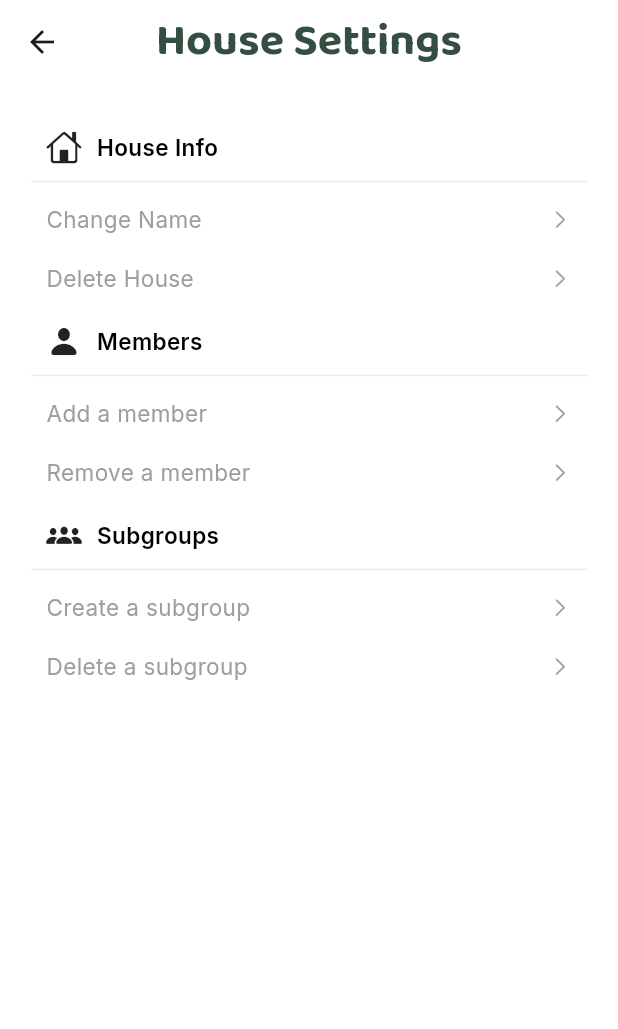
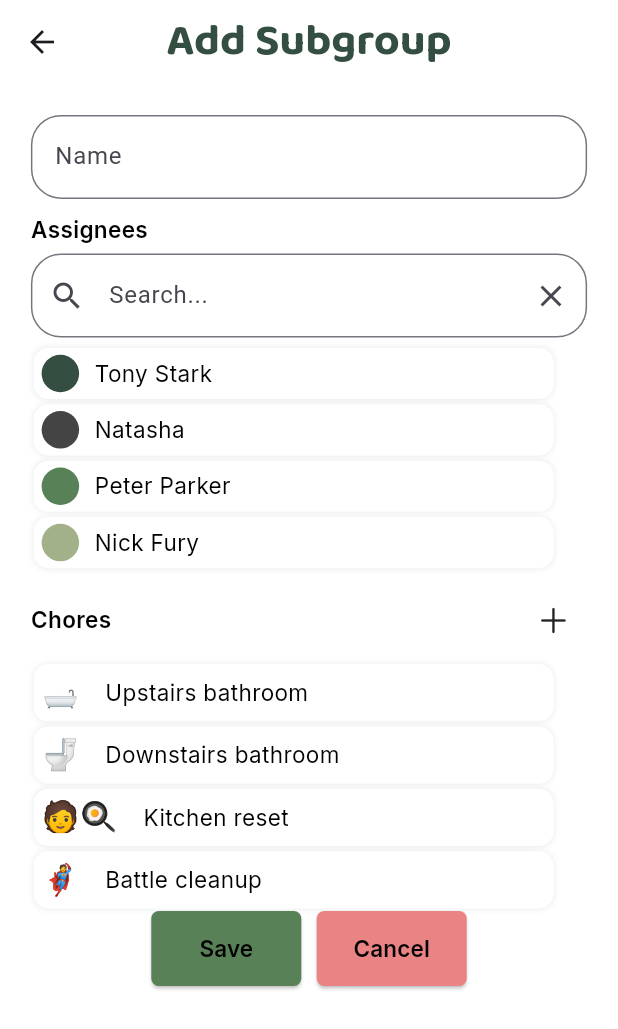
Before and after one commit to sonyaouthred/Divvy, a Flutter app: the HouseSettings screen opened directly, after a tap on "Create a subgroup", on a phone screen of 412 x 824 dp. Shown: the top 1029 px of the screen. Run offline on Flutter 3.47's test engine with Material 3 defaults, Android fonts, the light colour scheme and no system bars; our stand-ins replace firebase_auth, firebase_core, google_fonts, image_picker, jiffy, page_transition; accounts and stored records are empty.

Commit message:
Completed subgroup add screen and connected to house screens

```diff
--- a/lib/models/divvy_theme.dart
+++ b/lib/models/divvy_theme.dart
@@ -16,6 +16,7 @@ class DivvyTheme {
   static const Color darkGrey = Color(0xFF444444);
   static const Color darkBeige = Color(0xFFC1BDB4);
   static const Color brightRed = Color(0xFFFF0000);
+   static const Color lightRed = Color(0xFFEA8484);
   static const Color darkRed = Color(0xFFA70000);
   static const Color shadow = Color(0xFFEAEBED);
 
@@ -138,6 +139,15 @@ class DivvyTheme {
     ],
   );
 
+  static BoxDecoration box(Color color) => BoxDecoration(
+    color: DivvyTheme.white,
+    border: BoxBorder.all(color: color, width: 2),
+    borderRadius: BorderRadius.circular(10),
+    boxShadow: [
+      BoxShadow(color: DivvyTheme.shadow, blurRadius: 3, spreadRadius: 0),
+    ],
+  );
+
   static BoxDecoration circleWhite = BoxDecoration(
     color: DivvyTheme.white,
     shape: BoxShape.circle,
--- a/lib/screens/house_screen.dart
+++ b/lib/screens/house_screen.dart
@@ -7,6 +7,7 @@ import 'package:divvy/models/member.dart';
 import 'package:divvy/models/subgroup.dart';
 import 'package:divvy/providers/divvy_provider.dart';
 import 'package:divvy/screens/house_settings.dart';
+import 'package:divvy/screens/subgroup_add.dart';
 import 'package:divvy/screens/subgroup_screen.dart';
 import 'package:divvy/widgets/leaderboard.dart';
 import 'package:flutter/cupertino.dart';
@@ -248,7 +249,10 @@ class _HouseState extends State<House> {
   /// Will trigger the screen to add a subgroup
   void _addSubgroup(BuildContext context) {
     print('Adding subgroup');
-    return;
+    Navigator.of(
+      context,
+    ).push(MaterialPageRoute(builder: (context) => SubgroupAdd()));
+    //return;
   }
 
   /// Will trigger the screen to add a roommate
--- a/lib/screens/house_settings.dart
+++ b/lib/screens/house_settings.dart
@@ -2,6 +2,7 @@ import 'package:divvy/models/divvy_theme.dart';
 import 'package:divvy/models/subgroup.dart';
 import 'package:divvy/providers/divvy_provider.dart';
 import 'package:divvy/screens/chores.dart';
+import 'package:divvy/screens/subgroup_add.dart';
 import 'package:divvy/util/dialogs.dart';
 import 'package:flutter/cupertino.dart';
 import 'package:flutter/material.dart';
@@ -150,6 +151,9 @@ class _HouseSettingsState extends State<HouseSettings> {
   void _createSubgroup(BuildContext context) {
     // TODO: navigate to subgroup screen
     print('Adding subgroup...');
+    Navigator.of(
+      context,
+    ).push(MaterialPageRoute(builder: (context) => SubgroupAdd()));
   }
 
   /// Choose a subgroup to delete, then confirm user wants to delete them
--- /dev/null
+++ b/lib/screens/subgroup_add.dart
@@ -0,0 +1,338 @@
+import 'package:divvy/models/chore.dart';
+import 'package:divvy/models/divvy_theme.dart';
+import 'package:divvy/models/member.dart';
+import 'package:divvy/providers/divvy_provider.dart';
+import 'package:flutter/cupertino.dart';
+import 'package:flutter/material.dart';
+import 'package:provider/provider.dart';
+
+class SubgroupAdd extends StatefulWidget {
+  const SubgroupAdd({super.key});
+
+  @override
+  State<SubgroupAdd> createState() => _SubgroupAddState();
+}
+
+class _SubgroupAddState extends State<SubgroupAdd> {
+  late List<Member> _members;
+  late List<Chore> _chores;
+  List<Member> _displayMembers = [];
+  final List<Member> _subgroupMember = [];
+  final List<Chore> _subgroupChore = [];
+  final TextEditingController _searchController = TextEditingController();
+  final TextEditingController _nameController = TextEditingController();
+  String _name = '';
+
+
+  @override
+  void initState() {
+    super.initState();
+    final providerRef = Provider.of<DivvyProvider>(context, listen: false);
+    _members = providerRef.members;
+    _chores = providerRef.chores;
+    _displayMembers.addAll(_members);
+  }
+
+  @override
+  Widget build(BuildContext context) {
+    final width = MediaQuery.of(context).size.width;
+    final spacing = width * 0.05;
+    return Scaffold(
+      backgroundColor: DivvyTheme.background,
+      appBar: AppBar(
+        title: Text('Add Subgroup', style: DivvyTheme.screenTitle),
+        centerTitle: true,
+        scrolledUnderElevation: 0,
+        backgroundColor: DivvyTheme.background,
+      ),
+      body: SizedBox.expand(
+        child: Container(
+          padding: EdgeInsets.all(spacing),
+          child: SingleChildScrollView(
+            child: Consumer<DivvyProvider>(
+              builder: (context, provider, child) {
+                _members = provider.members;
+                _chores = provider.chores;
+                return Column(
+                  mainAxisSize: MainAxisSize.min,
+                  children: [
+                    _nameInput(),
+                    SizedBox(height: spacing / 2),
+                    _displayAssignees(spacing),
+                    SizedBox(height: spacing / 2),
+                    _displayChores(spacing),
+                    _buttons(spacing)
+                    ],
+                );
+              },
+            ),
+          ),
+        ),
+      ),
+    );
+  }
+
+  ///////////////////////////// Widgets /////////////////////////////
+
+  // widget for name input
+
+  // Widget for displaying assignees
+  Widget _displayAssignees(double spacing) {
+    // Return view of subgroup chores
+    return Column(
+      children: [
+        Row(
+          mainAxisAlignment: MainAxisAlignment.spaceBetween,
+          children: [Text('Assignees', style: DivvyTheme.bodyBoldBlack)],
+        ),
+        SizedBox(height: spacing / 4),
+        _searchInput(),
+        SizedBox(height: spacing / 4),
+        // Display the chore tiles for all chores due today
+        // List of subgroups
+        ListView.builder(
+          itemCount: _displayMembers.length,
+          shrinkWrap: true,
+          physics: NeverScrollableScrollPhysics(),
+          itemBuilder: (BuildContext context, int index) {
+            bool isLast = false;
+            if (index == _displayMembers.length - 1) isLast = true;
+            // Render the member's profile picture and name
+            return Padding(
+              padding: EdgeInsets.all(spacing / 12),
+              child: _memberTile(
+                member: _displayMembers[index],
+                spacing: spacing,
+                isLast: isLast,
+              ),
+            );
+          },
+        ),
+      ],
+    );
+  }
+
+  /// Displays the tile for a subgroup with their
+  /// image and name
+  Widget _memberTile({
+    required Member member,
+    required double spacing,
+    required bool isLast,
+  }) {
+    bool inList = _subgroupMember.contains(member);
+
+    return Padding(
+      padding: EdgeInsets.only(right: spacing),
+      child: InkWell(
+        onTap: () => setState(() {
+          inList ? _subgroupMember.remove(member) : _subgroupMember.add(member);
+        }),
+        child: Container(
+          decoration: DivvyTheme.box(
+            inList ? DivvyTheme.mediumGreen : DivvyTheme.white,
+          ),
+          child: Column(
+            children: [
+              SizedBox(height: spacing / 8),
+              Row(
+                mainAxisAlignment: MainAxisAlignment.spaceBetween,
+                children: [
+                  // User profile image
+                  Row(
+                    children: [
+                      SizedBox(width: spacing / 6),
+                      Container(
+                        decoration: DivvyTheme.profileCircle(
+                          member.profilePicture,
+                        ),
+                        height: 25,
+                        width: 25,
+                      ),
+                      SizedBox(width: spacing / 2),
+                      Text(member.name, style: DivvyTheme.bodyBlack),
+                    ],
+                  ),
+                ],
+              ),
+              SizedBox(height: spacing / 8),
+            ],
+          ),
+        ),
+      ),
+    );
+  }
+
+  // Search input
+  Widget _searchInput() {
+    return TextField(
+      controller: _searchController,
+      decoration: InputDecoration(
+        hintText: 'Search...',
+        // Add a clear button to the search bar
+        suffixIcon: IconButton(
+          icon: Icon(Icons.clear),
+          onPressed: () => setState(() {
+            _displayMembers = _members;
+            _searchController.clear();
+          }),
+        ),
+        // Add a search icon or button to the search bar
+        prefixIcon: IconButton(
+          icon: Icon(Icons.search),
+          onPressed: () => setState(() {
+            // Perform the search here
+            _displayMembers = _members
+                .where((member) => member.name.contains(_searchController.text))
+                .toList();
+          }),
+        ),
+        border: OutlineInputBorder(borderRadius: BorderRadius.circular(20.0)),
+      ),
+      onSubmitted: (String text) => setState(() {
+            // Perform the search here
+            _displayMembers = _members
+                .where((member) => member.name.contains(text))
+                .toList();
+          }),
+    );
+  }
+
+  // Name controller
+  Widget _nameInput() {
+    return TextField(
+      controller: _nameController,
+      decoration: InputDecoration(
+        labelText: 'Name',
+        border: OutlineInputBorder(borderRadius: BorderRadius.circular(20.0)),
+      ),
+      onSubmitted: (String text) => setState(() {
+            // Adding text
+            _name = text;
+          }),
+    );
+  }
+
+  // Chore input
+   Widget _displayChores(double spacing) {
+    // Return view of subgroup chores
+    return Column(
+      children: [
+        Row(
+          mainAxisAlignment: MainAxisAlignment.spaceBetween,
+          children: [
+            Text('Chores', style: DivvyTheme.bodyBoldBlack),
+            InkWell(
+              onTap: () => _addChore(context),
+              child: SizedBox(
+                height: 45,
+                width: 45,
+                child: Icon(CupertinoIcons.add),
+              ),
+            )
+          ],
+        ),
+        SizedBox(height: spacing / 4),
+        // Display the chore tiles for all chores due today
+        // List of subgroups
+        ListView.builder(
+          itemCount: _chores.length,
+          shrinkWrap: true,
+          physics: NeverScrollableScrollPhysics(),
+          itemBuilder: (BuildContext context, int index) {
+            bool isLast = false;
+            if (index == _chores.length - 1) isLast = true;
+            // Render the member's profile picture and name
+            return Padding(
+              padding: EdgeInsets.all(spacing / 12),
+              child: _choreTile(
+                chore: _chores[index],
+                spacing: spacing,
+                isLast: isLast,
+              ),
+            );
+          },
+        ),
+      ],
+    );
+   }
+
+   // Chores tile
+    Widget _choreTile({
+    required Chore chore,
+    required double spacing,
+    required bool isLast,
+  }) {
+    bool inList = _subgroupChore.contains(chore);
+
+    return Padding(
+      padding: EdgeInsets.only(right: spacing),
+      child: InkWell(
+        onTap: () => setState(() {
+          inList ? _subgroupChore.remove(chore) : _subgroupChore.add(chore);
+        }),
+        child: Container(
+          decoration: DivvyTheme.box(
+            inList ? DivvyTheme.mediumGreen : DivvyTheme.white,
+          ),
+          child: Column(
+            children: [
+              SizedBox(height: spacing / 8),
+              Row(
+                mainAxisAlignment: MainAxisAlignment.spaceBetween,
+                children: [
+                  // User profile image
+                  Row(
+                    children: [
+                      SizedBox(width: spacing / 6),
+                      Text(chore.emoji, style: TextStyle(fontSize: 20)),
+                      SizedBox(width: spacing / 1.2),
+                      Text(chore.name, style: DivvyTheme.bodyBlack, overflow: TextOverflow.ellipsis),
+                    ],
+                  ),
+                ],
+              ),
+              SizedBox(height: spacing / 8),
+            ],
+          ),
+        ),
+      ),
+    );
+  }
+
+  // Save button
+  Widget _buttons(double spacing){
+    return Row(
+      mainAxisAlignment: MainAxisAlignment.center,
+      children: [
+        ElevatedButton(onPressed: () => _saveButton(context),
+        style: ElevatedButton.styleFrom(backgroundColor: DivvyTheme.mediumGreen,
+        shape: RoundedRectangleBorder(borderRadius: BorderRadius.circular(5)),
+        minimumSize: Size(100, 50)),
+        child: Text('Save', style: DivvyTheme.bodyBoldBlack)),
+        SizedBox(width: spacing / 2),
+        ElevatedButton(onPressed: () => _cancelButton(context),
+        style: ElevatedButton.styleFrom(backgroundColor: DivvyTheme.lightRed,
+        shape: RoundedRectangleBorder(borderRadius: BorderRadius.circular(5)),
+        minimumSize: Size(100, 50)),
+        child: Text('Cancel', style: DivvyTheme.bodyBoldBlack,))
+      ],
+    );
+  }
+
+  ///////////////////////////// Util /////////////////////////////
+
+  void _saveButton(BuildContext context){
+    //TODO: update subgroup provider
+    print('Add subgroup to the list');
+    Navigator.pop(context);
+  }
+
+  void _cancelButton(BuildContext context) {
+    Navigator.pop(context);
+  }
+
+  void _addChore(BuildContext context){
+    //TODO: connect to add chore
+    print('Add chore');
+  }
+}
```
Also changed, not shown: 1 other file.
